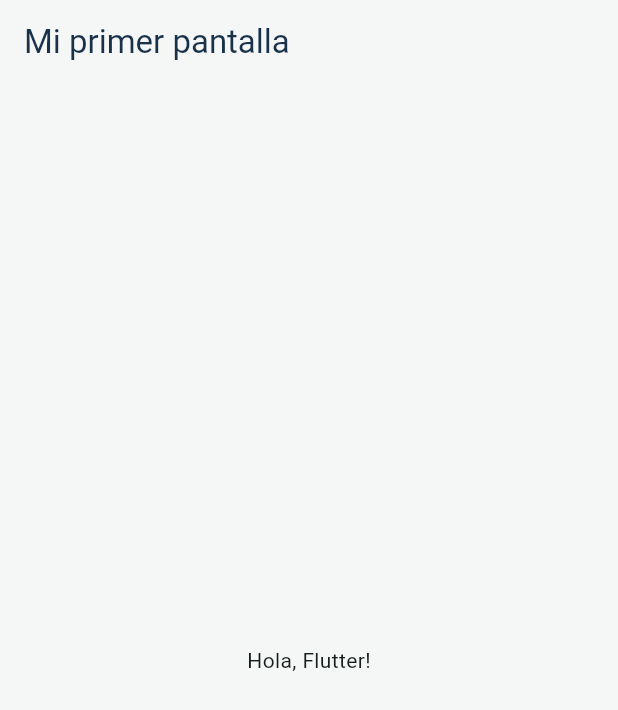
After one commit to PraProg777/MedicineAlert, a Flutter app: the screen it shows after launch, on a phone screen of 412 x 824 dp. The commit adds this screen. Shown: the top 710 px of the screen. Run offline on Flutter 3.47's test engine with Material 3 defaults, Android fonts, the phone set to English and light mode, and no system bars.

Commit message:
Se crea la rama develop para desarrollar y se creo la pantalla exaple_screen.dart para aprender.

```diff
--- a/lib/app.dart
+++ b/lib/app.dart
@@ -2,6 +2,7 @@ import 'package:flutter/material.dart';
 
 import 'screens/home_screen.dart';
 import 'theme/app_theme.dart';
+import 'screens/example_screen.dart';
 
 class App extends StatelessWidget {
   const App({super.key});
@@ -12,7 +13,7 @@ class App extends StatelessWidget {
       title: 'MedicineAlert',
       debugShowCheckedModeBanner: false,
       theme: AppTheme.light,
-      home: const HomeScreen(),
+      home: const MiPantalla(),
     );
   }
 }
--- /dev/null
+++ b/lib/screens/example_screen.dart
@@ -0,0 +1,17 @@
+import 'package:flutter/material.dart';
+
+class MiPantalla extends StatelessWidget {
+  const MiPantalla({super.key});
+
+  @override
+  Widget build(BuildContext context) {
+    return Scaffold(
+      appBar: AppBar(
+        title: const Text('Mi primer pantalla'),
+      ),
+      body: Center(
+        child: Text('Hola, Flutter!'),
+      ),
+    );
+  }
+}
```
Also changed, not shown: 1 other file.
